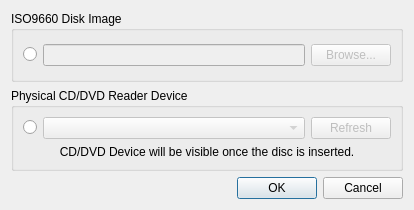
jpd002/Play-, file build_unix/vfsdiscselectordialog.ui: the form before one commit.
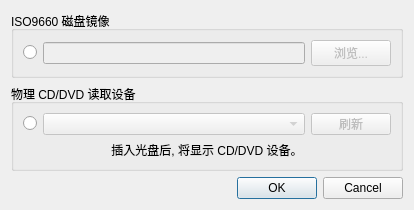
The form after the commit.

Commit message: China localization

```diff
--- a/build_unix/vfsdiscselectordialog.ui
+++ b/build_unix/vfsdiscselectordialog.ui
@@ -35,7 +35,7 @@
    <item row="0" column="0">
     <widget class="QGroupBox" name="groupBox">
      <property name="title">
-      <string>ISO9660 Disk Image</string>
+      <string>ISO9660 磁盘镜像</string>
      </property>
      <layout class="QGridLayout" name="gridLayout">
       <item row="0" column="0">
@@ -63,7 +63,7 @@
            <bool>false</bool>
           </property>
           <property name="text">
-           <string>Browse...</string>
+           <string>浏览...</string>
           </property>
          </widget>
         </item>
@@ -75,7 +75,7 @@
    <item row="1" column="0">
     <widget class="QGroupBox" name="groupBox_2">
      <property name="title">
-      <string>Physical CD/DVD Reader Device</string>
+      <string>物理 CD/DVD 读取设备</string>
      </property>
      <layout class="QVBoxLayout" name="verticalLayout_3">
       <item>
@@ -109,7 +109,7 @@
            <bool>false</bool>
           </property>
           <property name="text">
-           <string>Refresh</string>
+           <string>刷新</string>
           </property>
          </widget>
         </item>
@@ -124,7 +124,7 @@
          </sizepolicy>
         </property>
         <property name="text">
-         <string>CD/DVD Device will be visible once the disc is inserted.</string>
+         <string>插入光盘后, 将显示 CD/DVD 设备。</string>
         </property>
         <property name="alignment">
          <set>Qt::AlignCenter</set>
```
